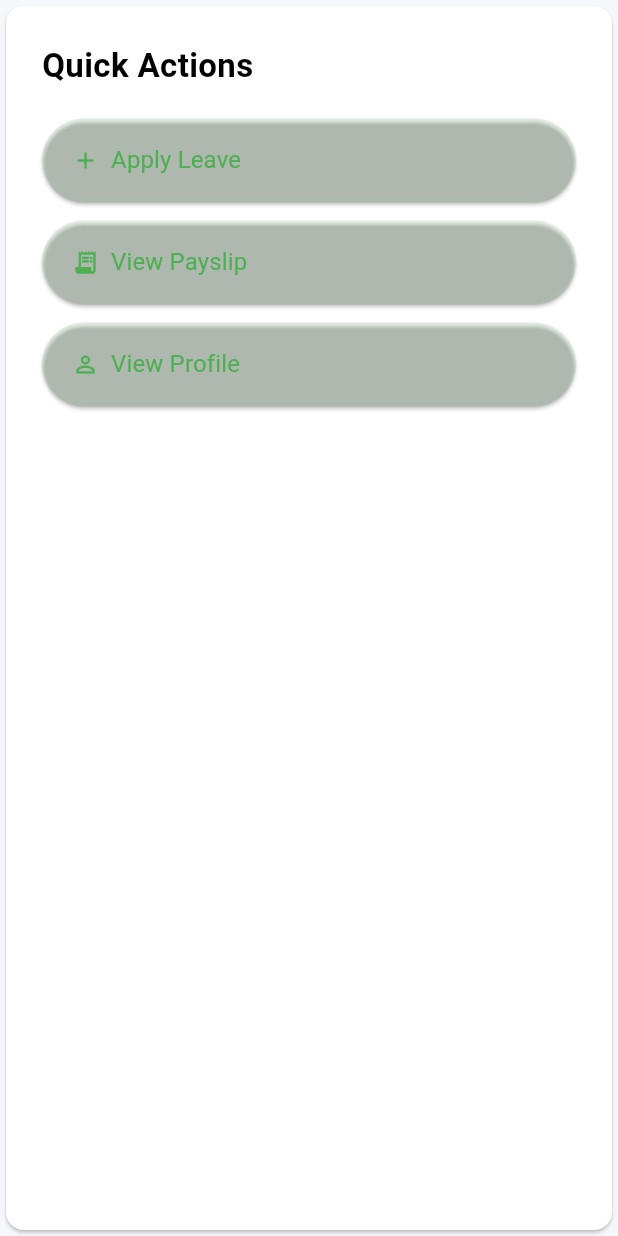
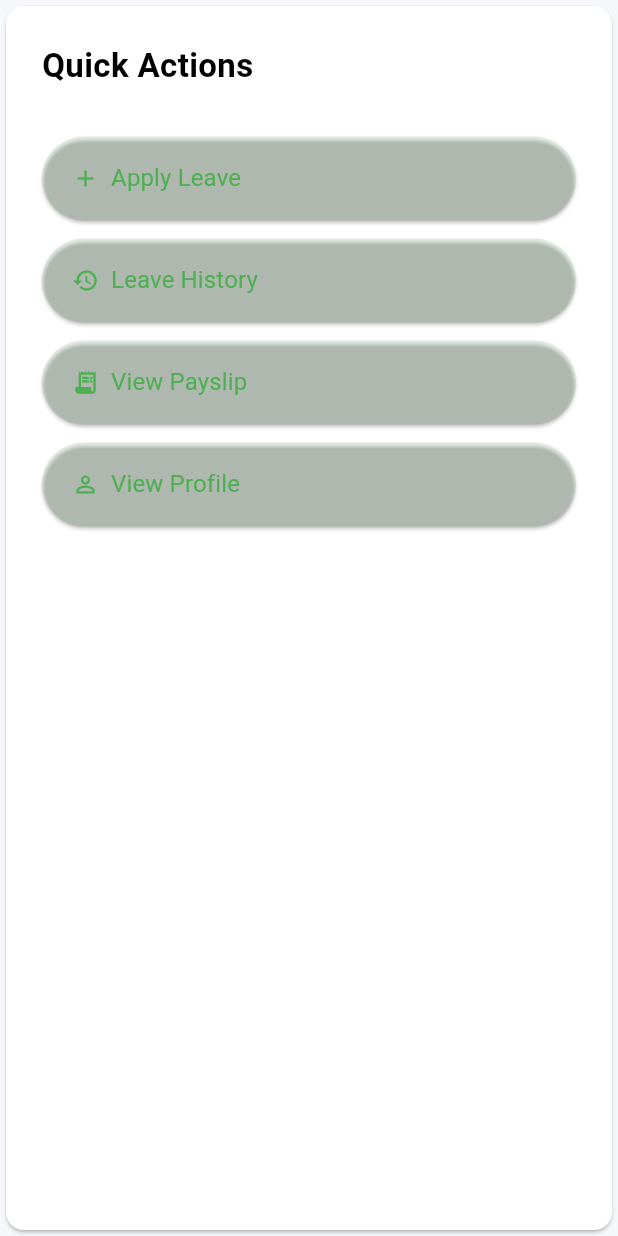
Before and after one commit to JiyadAhammad/metaupspace_task, a Flutter app: the BuildActionPanel widget shown alone on an empty page, opened directly, on a phone screen of 412 x 824 dp. Run offline on Flutter 3.47's test engine with Material 3 defaults, Android fonts, the phone set to English and light mode, and no system bars; our stand-ins replace dio, flutter_bloc, flutter_secure_storage, fpdart, freezed_annotation, get_it and 3 more; accounts and stored records are empty.

Commit message:
Leave history page ui added

```diff
--- a/lib/core/routes/app_router.dart
+++ b/lib/core/routes/app_router.dart
@@ -5,6 +5,7 @@ import '../../features/auth/presentation/pages/signin_page.dart';
 import '../../features/auth/presentation/pages/signup_page.dart';
 import '../../features/dashboard/presentation/pages/dashboard_screen.dart';
 import '../../features/leave/presentation/pages/apply_leave_screen.dart';
+import '../../features/leave/presentation/pages/leave_history_screen.dart';
 import '../app_config/auth_session.dart';
 import 'route_names.dart';
 
@@ -46,6 +47,12 @@ class AppRouter {
         builder: (BuildContext context, GoRouterState state) =>
             const ApplyLeavePage(),
       ),
+      GoRoute(
+        path: '/leave-history',
+        name: AppRouteNames.leaveHistory,
+        builder: (BuildContext context, GoRouterState state) =>
+            const LeaveHistoryPage(),
+      ),
     ],
 
     // Error page for unknown routes (Production standard)
--- a/lib/core/routes/route_names.dart
+++ b/lib/core/routes/route_names.dart
@@ -3,6 +3,7 @@ class AppRouteNames {
   static const String signup = 'signup';
   static const String dashboard = 'dashboard';
   static const String applyLeave = 'apply-leave';
+  static const String leaveHistory = 'leave-history';
   static const String paySlip = 'pay-slip';
   static const String profile = 'profile';
 }
--- a/lib/features/dashboard/presentation/widget/build_action_panel.dart
+++ b/lib/features/dashboard/presentation/widget/build_action_panel.dart
@@ -13,10 +13,11 @@ class BuildActionPanel extends StatelessWidget {
       child: Padding(
         padding: const EdgeInsets.all(24.0),
         child: Column(
-          crossAxisAlignment: CrossAxisAlignment.start,
+          crossAxisAlignment: .start,
+          spacing: 12,
           children: <Widget>[
             const AppText('Quick Actions', variant: TextVariant.h3),
-            const SizedBox(height: 20),
+            const SizedBox(height: 8),
             _BuildActionButton(
               label: 'Apply Leave',
               icon: Icons.add,
@@ -25,8 +26,15 @@ class BuildActionPanel extends StatelessWidget {
                 context.pushNamed(AppRouteNames.applyLeave);
               },
             ),
+            _BuildActionButton(
+              label: 'Leave History',
+              icon: Icons.history,
+              onPressed: () {
+                //TODO: Navigate to leave history page;
+                context.pushNamed(AppRouteNames.leaveHistory);
+              },
+            ),
 
-            const SizedBox(height: 12),
             _BuildActionButton(
               label: 'View Payslip',
               icon: Icons.receipt_long,
@@ -35,7 +43,6 @@ class BuildActionPanel extends StatelessWidget {
               },
             ),
 
-            const SizedBox(height: 12),
             _BuildActionButton(
               label: 'View Profile',
               icon: Icons.person_outline,
```
Also changed, not shown: lib/core/constants/app_const.dart (+29 -0 lines), lib/features/leave/presentation/pages/leave_history_screen.dart (added, +78 -0 lines).
